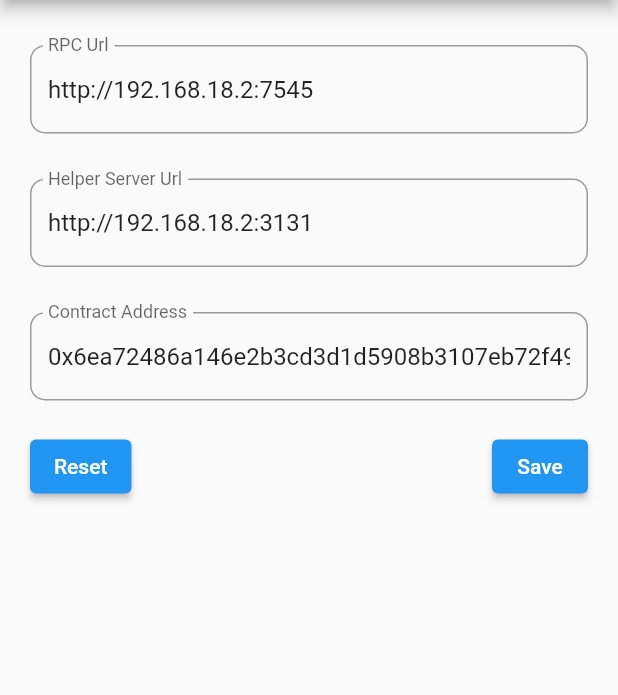
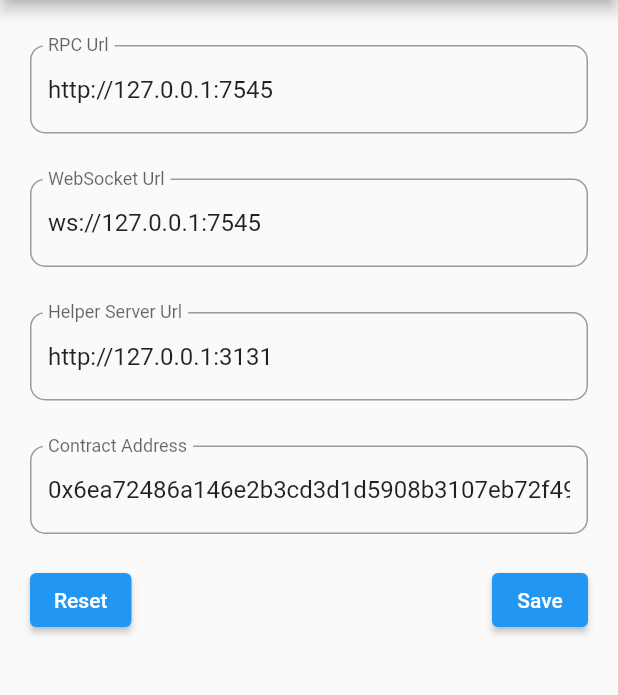
Before and after one commit to aswanthabam/VoteChain, a Flutter app: the screen it shows after launch, after a tap on the "settings" icon, on a phone screen of 412 x 824 dp, the part 84-779 px from its top. Run offline on Flutter 3.47's test engine with Material 2 defaults, Android fonts, the phone set to English and light mode, and no system bars; our stand-ins replace convert, shared_preferences; missing offline and left inert: web3dart; project files that could hold a hidden picture were left out.

Commit message:
Flutter doing well, almost done building the less functional model

```diff
--- a/vote/lib/classes/contract_linker.dart
+++ b/vote/lib/classes/contract_linker.dart
@@ -52,14 +52,20 @@ class ContractLinker extends ChangeNotifier {
     }
   }
 
-  Future<void> initWeb3() async {
+  Future<bool> initWeb3() async {
     print("Initializing  ...");
-    client = Web3Client(_rpcUrl, httpClient, socketConnector: () {
-      return IOWebSocketChannel.connect(_wsUrl).cast<String>();
-    });
-    client.getChainId().then((value) {
-      print("Chain Id: $value");
-    });
+    try {
+      client = Web3Client(Preferences.rpcUrl, httpClient, socketConnector: () {
+        return IOWebSocketChannel.connect(Preferences.wsUrl).cast<String>();
+      });
+      client.getChainId().then((value) {
+        print("Chain Id: $value");
+      });
+      return true;
+    } catch (err) {
+      print("Error initializing web3 client");
+      return false;
+    }
   }
 
   Future<void> createAccount() async {
@@ -99,7 +105,6 @@ class ContractLinker extends ChangeNotifier {
     await contract_loaded;
     List<Candidates> list = [];
     try {
-      // print(await getBalance());
       int candidates_count = (await election.candidatesCount()).toInt();
       for (var i = 1; i <= candidates_count; i++) {
         list.add(await election.candidates(BigInt.from(i)));
--- a/vote/lib/classes/preferences.dart
+++ b/vote/lib/classes/preferences.dart
@@ -5,18 +5,21 @@ class Preferences {
   static late String rpcUrl;
   static late String helperUrl;
   static late String contractAddress;
+  static late String wsUrl;
 
   static String RPC_KEY = "rpcUrl";
   static String HELPER_KEY = "helperUrl";
   static String CONTRACT_KEY = 'contractAddress';
+  static String WS_URL = "wsUrl";
 
   static Future<void> init() async {
     pref = await SharedPreferences.getInstance();
     // pref.clear();
-    rpcUrl = pref.getString(RPC_KEY) ?? "http://192.168.18.2:7545";
-    helperUrl = pref.getString(HELPER_KEY) ?? "http://192.168.18.2:3131";
+    rpcUrl = pref.getString(RPC_KEY) ?? "http://127.0.0.1:7545";
+    helperUrl = pref.getString(HELPER_KEY) ?? "http://127.0.0.1:3131";
     contractAddress = pref.getString(CONTRACT_KEY) ??
         "0x6ea72486a146e2b3cd3d1d5908b3107eb72f4991";
+    wsUrl = pref.getString(WS_URL) ?? "ws://127.0.0.1:7545";
   }
 
   static void setRpcUrl(String val) {
@@ -34,6 +37,11 @@ class Preferences {
     contractAddress = val;
   }
 
+  static void setWsUrl(String val) {
+    pref.setString(WS_URL, val);
+    wsUrl = val;
+  }
+
   static Future<bool> reset() async {
     return await pref.clear();
   }
--- a/vote/lib/pages/admin.dart
+++ b/vote/lib/pages/admin.dart
@@ -16,6 +16,9 @@ class _AdminState extends State<Admin> {
       TextEditingController(text: "http://192.168.18.2:3131");
   TextEditingController contractAddress =
       TextEditingController(text: "0x6ea72486a146e2b3cd3d1d5908b3107eb72f4991");
+  TextEditingController wsUrl =
+      TextEditingController(text: "ws://192.168.18.2:7545");
+
   @override
   void initState() {
     // TODO: implement initState
@@ -23,6 +26,7 @@ class _AdminState extends State<Admin> {
     rpcUrl.text = Preferences.rpcUrl;
     helperUrl.text = Preferences.helperUrl;
     contractAddress.text = Preferences.contractAddress;
+    wsUrl.text = Preferences.wsUrl;
   }
 
   @override
@@ -41,6 +45,20 @@ class _AdminState extends State<Admin> {
                   borderRadius: BorderRadius.all(Radius.circular(10)),
                 )),
             controller: rpcUrl,
+          ),
+          SizedBox(
+            height: 20,
+          ),
+          SizedBox(
+            height: 10,
+          ),
+          TextField(
+            decoration: InputDecoration(
+                labelText: "WebSocket Url",
+                border: OutlineInputBorder(
+                  borderRadius: BorderRadius.all(Radius.circular(10)),
+                )),
+            controller: wsUrl,
           ),
           SizedBox(
             height: 20,
@@ -92,6 +110,8 @@ class _AdminState extends State<Admin> {
                     Preferences.setRpcUrl(rpcUrl.text);
                     Preferences.setHelperUrl(helperUrl.text);
                     Preferences.setConractAddress(contractAddress.text);
+                    Preferences.setWsUrl(wsUrl.text);
+                    print("Saved");
                   },
                   child: Text("Save"))
             ],
--- a/vote/lib/pages/home.dart
+++ b/vote/lib/pages/home.dart
@@ -87,7 +87,7 @@ class Info extends StatelessWidget {
                   },
                   style: TextButton.styleFrom(
                     padding: EdgeInsets.all(10),
-                    backgroundColor: Colors.blue.shade300,
+                    backgroundColor: Colors.blue.shade600,
                     iconColor: Colors.white,
                   ),
                   child: Row(
@@ -95,7 +95,7 @@ class Info extends StatelessWidget {
                     children: [
                       Text(
                           style: TextStyle(color: Colors.white),
-                          "Create Account"),
+                          "Fund Account"),
                       Icon(Icons.add)
                     ],
                   ))),
```
